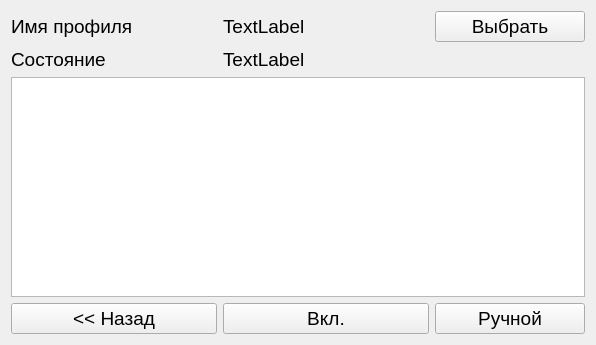
Above: QtClient/QtClimaClient/Frames/LightConfigFrame.ui from ciberslavik/climacore before the change. Below: the same form after it.
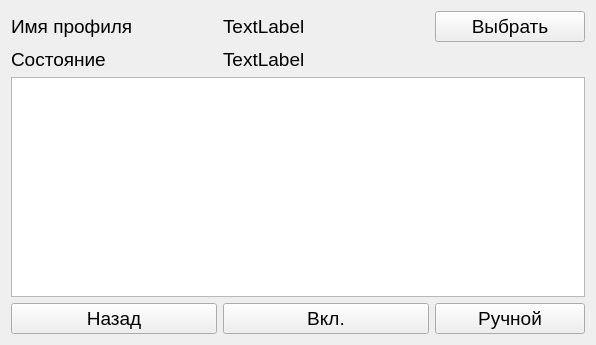
That is the form after the change. Icons and pictures are not drawn.

```diff
--- a/QtClient/QtClimaClient/Frames/LightConfigFrame.ui
+++ b/QtClient/QtClimaClient/Frames/LightConfigFrame.ui
@@ -66,7 +66,17 @@
    <item row="3" column="0">
     <widget class="QPushButton" name="btnReturn">
      <property name="text">
-      <string>&lt;&lt; Назад</string>
+      <string>Назад</string>
+     </property>
+     <property name="icon">
+      <iconset resource="../Resources.qrc">
+       <normaloff>:/Images/return.png</normaloff>:/Images/return.png</iconset>
+     </property>
+     <property name="iconSize">
+      <size>
+       <width>42</width>
+       <height>42</height>
+      </size>
      </property>
     </widget>
    </item>
```
Left out of the diff: 4 changed lines with no effect on the pictures.
